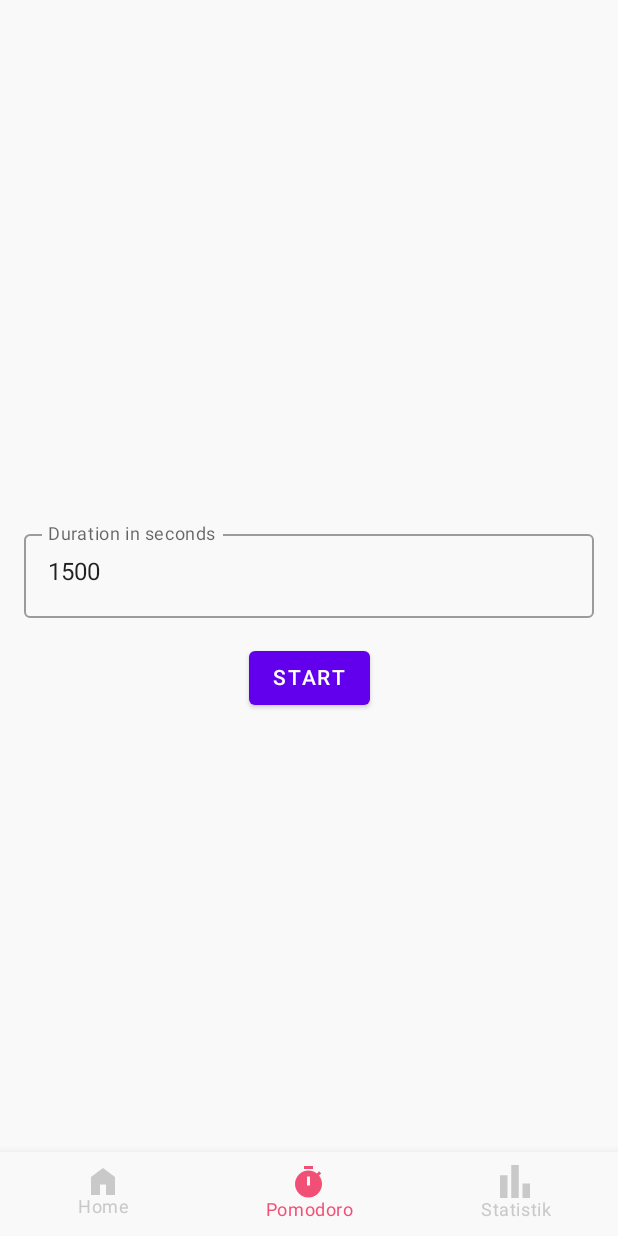
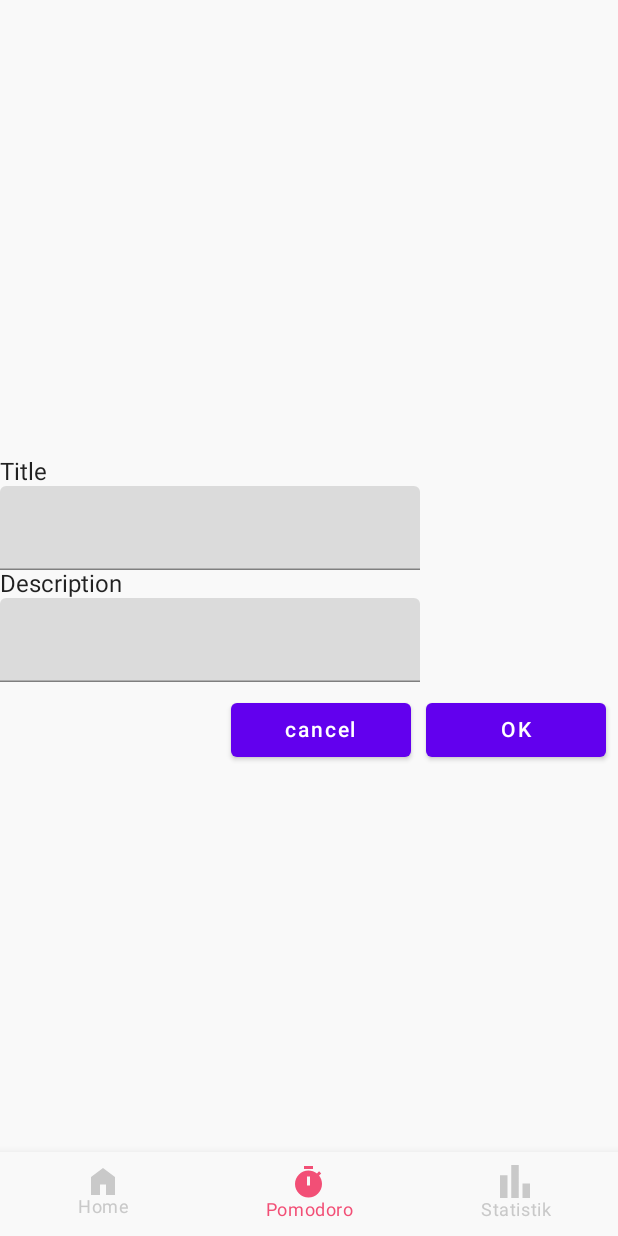
Before and after one commit to WahidFatahilah/Pomodoro_Apps, an Android app built with Jetpack Compose: the ProjectScreen screen opened through its navigation route, on a phone screen of 412 x 824 dp. Run offline under Robolectric (Android 15) with nearby library versions, the light colour scheme and no system bars; our stand-ins replace Dagger/Hilt's generated code, Room's generated code, accompanist.

Commit message:
commit develop branch

```diff
--- a/app/src/main/java/com/moa/pomodoroapps/Data/Task.kt
+++ b/app/src/main/java/com/moa/pomodoroapps/Data/Task.kt
@@ -2,6 +2,7 @@ package com.moa.pomodoroapps.Data
 
 import androidx.room.Entity
 import androidx.room.PrimaryKey
+import java.util.Date
 
 @Entity
 data class Task(
@@ -10,6 +11,7 @@ data class Task(
     val id: Int = 0,
     var title: String,
     var description: String,
+    //var deadline: Date,
 
 
 )
--- a/app/src/main/java/com/moa/pomodoroapps/presentation/navigation/bottomnav/BottomNavGraph.kt
+++ b/app/src/main/java/com/moa/pomodoroapps/presentation/navigation/bottomnav/BottomNavGraph.kt
@@ -7,6 +7,7 @@ import androidx.navigation.compose.composable
 import androidx.navigation.navArgument
 import com.google.accompanist.pager.ExperimentalPagerApi
 import com.moa.pomodoroapps.presentation.ui.screen.PomodoroScreen
+import com.moa.pomodoroapps.presentation.ui.screen.Project.ProjectScreen
 import com.moa.pomodoroapps.presentation.ui.screen.StatistikScreen
 import com.moa.pomodoroapps.todo.data.HomeContent
 import com.moa.pomodoroapps.todo.data.PomodoroTimer
@@ -23,7 +24,7 @@ fun BottomNavGraph(navController: NavHostController) {
         }
 
         composable(route = BottomBarScreen.Pomodoro.route){
-            PomodoroScreen()
+            ProjectScreen()
         }
 
 
--- a/app/src/main/java/com/moa/pomodoroapps/presentation/ui/screen/HOME/MainScreenViewModel.kt
+++ b/app/src/main/java/com/moa/pomodoroapps/presentation/ui/screen/HOME/MainScreenViewModel.kt
@@ -1,7 +1,9 @@
 package com.moa.pomodoroapps
 
+import androidx.compose.material.SnackbarHostState
 import androidx.compose.runtime.getValue
 import androidx.compose.runtime.mutableStateOf
+import androidx.compose.runtime.remember
 import androidx.compose.runtime.setValue
 import androidx.lifecycle.ViewModel
 import androidx.lifecycle.viewModelScope
--- /dev/null
+++ b/app/src/main/java/com/moa/pomodoroapps/presentation/ui/screen/Project/ProjectScreen.kt
@@ -0,0 +1,103 @@
+package com.moa.pomodoroapps.presentation.ui.screen.Project
+
+import androidx.compose.foundation.layout.*
+import androidx.compose.material.AlertDialog
+import androidx.compose.material.Button
+import androidx.compose.material.Text
+import androidx.compose.material.TextField
+import androidx.compose.runtime.Composable
+import androidx.compose.runtime.DisposableEffect
+import androidx.compose.ui.Alignment
+import androidx.compose.ui.Modifier
+import androidx.compose.ui.unit.dp
+import androidx.hilt.navigation.compose.hiltViewModel
+import com.moa.pomodoroapps.MainViewModel
+
+
+@Composable
+fun ProjectScreen(viewModel: MainViewModel = hiltViewModel(),) {
+
+
+    Column(modifier = Modifier.fillMaxSize(), horizontalAlignment = Alignment.CenterHorizontally, verticalArrangement = Arrangement.Center) {
+        DisposableEffect(Unit) {
+            onDispose {
+                viewModel.resetProperties()
+            }
+
+        }
+        Column() {
+            Text(text = "Title")
+            TextField(value = viewModel.title, onValueChange = { viewModel.title = it })
+            Text(text = "Description")
+            TextField(
+                value = viewModel.description,
+                onValueChange = { viewModel.description = it })
+            Row(
+                modifier = Modifier.padding(8.dp),
+                horizontalArrangement = Arrangement.Center
+            ) {
+                Spacer(modifier = Modifier.weight(1f))
+                Button(
+                    modifier = Modifier.width(120.dp),
+                    onClick = { viewModel.isShowDialog = false }
+                ) {
+                    Text(text = "cancel")
+                }
+
+                Spacer(modifier = Modifier.width(10.dp))
+
+                Button(
+                    modifier = Modifier.width(120.dp),
+                    onClick = {
+                        viewModel.isShowDialog = true
+                        /*if (viewModel.isEditing) {
+                            viewModel.updateTask()
+                        } else {
+                            viewModel.createTask()
+                        }*/
+                    }
+                ) {
+                    Text(text = "OK")
+                }
+            }
+
+            if (viewModel.isShowDialog) {
+                AlertDialog(
+                    onDismissRequest = {
+                        viewModel.isShowDialog = false
+                        viewModel.title = ""
+                        viewModel.description = ""
+                    },
+                    text = {
+                        Text(text = "Are you sure you want to proceed?")
+                    },
+                    confirmButton = {
+                        Button(onClick = {
+                            viewModel.isShowDialog = false
+                            if (viewModel.isEditing) {
+                                viewModel.updateTask()
+                            } else {
+                                viewModel.createTask()
+                            }
+                            viewModel.description =" "
+                            viewModel.title =" "
+
+
+                        }) {
+                            Text("Yes")
+                        }
+                    },
+                    dismissButton = {
+                        Button(onClick = {
+                            viewModel.isShowDialog = false
+                            viewModel.title = ""
+                            viewModel.description = ""
+                        }) {
+                            Text("No")
+                        }
+                    }
+                )
+            }
+        }
+    }
+}
--- /dev/null
+++ b/app/src/main/java/com/moa/pomodoroapps/presentation/ui/screen/Project/ProjectViewModel.kt
@@ -0,0 +1,6 @@
+package com.moa.pomodoroapps.presentation.ui.screen.Project
+
+
+
+class ProjectViewModel {
+}
```
Also changed, not shown: app/src/main/java/com/moa/pomodoroapps/presentation/ui/screen/Statistic/StatistikScreen.kt (renamed from app/src/main/java/com/moa/pomodoroapps/presentation/ui/screen/StatistikScreen.kt).
